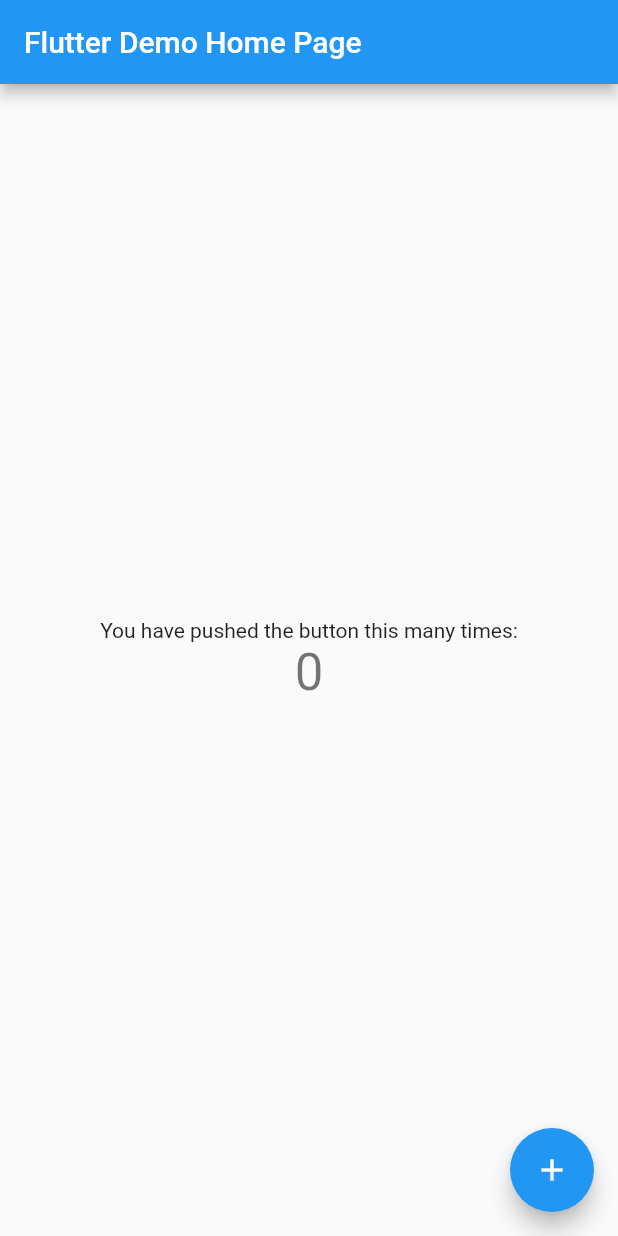
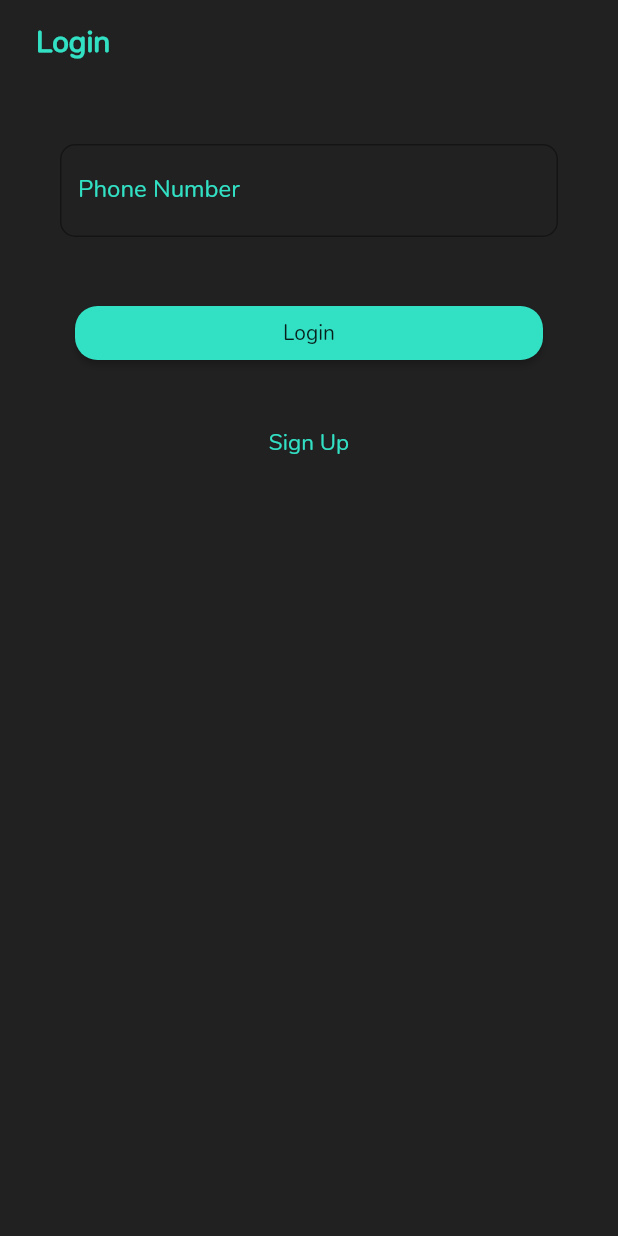
Before and after one commit to ankithans/help-me, a Flutter app: the screen it shows after launch, on a phone screen of 412 x 824 dp. Run offline on Flutter 3.47's test engine with Material 2 defaults, Android fonts, the phone set to English and light mode, and no system bars; our stand-ins replace firebase_auth, flare_flutter; missing offline and left inert: firebase; accounts and stored records are empty.

Commit message:
💄 Added Base UI

```diff
--- /dev/null
+++ b/client/helpMe/lib/constants.dart
@@ -0,0 +1,34 @@
+import 'package:flutter/material.dart';
+
+
+const api = 'https://help-mee.herokuapp.com';
+
+const backgroundColor = Color(0XFF212121);
+
+const primaryColor = Color(0XFF32e0c4);
+
+const fontColor = Color(0XFFeeeeee);
+
+AppBar titleAppbar(
+  context,
+    {@required String title,
+    List<Widget> actions,
+    bool automaticallyImplyLeading = true,
+    bool centerTitle = false,
+    Widget leading}) {
+  return AppBar(
+    backgroundColor: backgroundColor,
+    elevation: 0,
+    centerTitle: centerTitle,
+    automaticallyImplyLeading: automaticallyImplyLeading,
+    actions: actions != null ? actions : null,
+    title: Padding(
+      padding: const EdgeInsets.all(8.0),
+      child: Text(
+        "$title",
+        overflow: TextOverflow.fade,
+        style: Theme.of(context).textTheme.headline1,
+      ),
+    ),
+  );
+}
--- a/client/helpMe/lib/main.dart
+++ b/client/helpMe/lib/main.dart
@@ -1,4 +1,7 @@
 import 'package:flutter/material.dart';
+import 'package:helpMe/constants.dart';
+import 'package:helpMe/pages/auth/login/ui.dart';
+import 'package:helpMe/pages/home/ui.dart';
 
 void main() {
   runApp(MyApp());
@@ -9,109 +12,24 @@ class MyApp extends StatelessWidget {
   @override
   Widget build(BuildContext context) {
     return MaterialApp(
-      title: 'Flutter Demo',
+      debugShowCheckedModeBanner: false,
       theme: ThemeData(
-        // This is the theme of your application.
-        //
-        // Try running your application with "flutter run". You'll see the
-        // application has a blue toolbar. Then, without quitting the app, try
-        // changing the primarySwatch below to Colors.green and then invoke
-        // "hot reload" (press "r" in the console where you ran "flutter run",
-        // or simply save your changes to "hot reload" in a Flutter IDE).
-        // Notice that the counter didn't reset back to zero; the application
-        // is not restarted.
-        primarySwatch: Colors.blue,
-        // This makes the visual density adapt to the platform that you run
-        // the app on. For desktop platforms, the controls will be smaller and
-        // closer together (more dense) than on mobile platforms.
-        visualDensity: VisualDensity.adaptivePlatformDensity,
+        fontFamily: 'Nunito',
+        textTheme: TextTheme(
+          headline1: TextStyle(
+            fontFamily: 'Nunito',
+            color: primaryColor,
+            fontSize: 20.0,
+            fontWeight: FontWeight.bold
+          ),
+          bodyText1: TextStyle(
+            fontFamily: 'Nunito',
+            color: fontColor,
+            fontSize: 15.0
+          )
+        )
       ),
-      home: MyHomePage(title: 'Flutter Demo Home Page'),
+      home: LoginPage(),
     );
   }
 }
-
-class MyHomePage extends StatefulWidget {
-  MyHomePage({Key key, this.title}) : super(key: key);
-
-  // This widget is the home page of your application. It is stateful, meaning
-  // that it has a State object (defined below) that contains fields that affect
-  // how it looks.
-
-  // This class is the configuration for the state. It holds the values (in this
-  // case the title) provided by the parent (in this case the App widget) and
-  // used by the build method of the State. Fields in a Widget subclass are
-  // always marked "final".
-
-  final String title;
-
-  @override
-  _MyHomePageState createState() => _MyHomePageState();
-}
-
-class _MyHomePageState extends State<MyHomePage> {
-  int _counter = 0;
-
-  void _incrementCounter() {
-    setState(() {
-      // This call to setState tells the Flutter framework that something has
-      // changed in this State, which causes it to rerun the build method below
-      // so that the display can reflect the updated values. If we changed
-      // _counter without calling setState(), then the build method would not be
-      // called again, and so nothing would appear to happen.
-      _counter++;
-    });
-  }
-
-  @override
-  Widget build(BuildContext context) {
-    // This method is rerun every time setState is called, for instance as done
-    // by the _incrementCounter method above.
-    //
-    // The Flutter framework has been optimized to make rerunning build methods
-    // fast, so that you can just rebuild anything that needs updating rather
-    // than having to individually change instances of widgets.
-    return Scaffold(
-      appBar: AppBar(
-        // Here we take the value from the MyHomePage object that was created by
-        // the App.build method, and use it to set our appbar title.
-        title: Text(widget.title),
-      ),
-      body: Center(
-        // Center is a layout widget. It takes a single child and positions it
-        // in the middle of the parent.
-        child: Column(
-          // Column is also a layout widget. It takes a list of children and
-          // arranges them vertically. By default, it sizes itself to fit its
-          // children horizontally, and tries to be as tall as its parent.
-          //
-          // Invoke "debug painting" (press "p" in the console, choose the
-          // "Toggle Debug Paint" action from the Flutter Inspector in Android
-          // Studio, or the "Toggle Debug Paint" command in Visual Studio Code)
-          // to see the wireframe for each widget.
-          //
-          // Column has various properties to control how it sizes itself and
-          // how it positions its children. Here we use mainAxisAlignment to
-          // center the children vertically; the main axis here is the vertical
-          // axis because Columns are vertical (the cross axis would be
-          // horizontal).
-          mainAxisAlignment: MainAxisAlignment.center,
-          children: <Widget>[
-            Text(
-              'You have pushed the button this many times:',
-            ),
-            Text(
-              '$_counter',
-              style: Theme.of(context).textTheme.headline4,
-            ),
-          ],
-        ),
-      ),
-      floatingActionButton: FloatingActionButton(
-        onPressed: _incrementCounter,
-        tooltip: 'Increment',
-        child: Icon(Icons.add),
-      ), // This trailing comma makes auto-formatting nicer for build methods.
-    );
-  }
-}
--- /dev/null
+++ b/client/helpMe/lib/pages/auth/login/ui.dart
@@ -0,0 +1,87 @@
+import 'package:flutter/material.dart';
+import 'package:helpMe/constants.dart';
+import 'package:helpMe/pages/auth/signup/ui.dart';
+class LoginPage extends StatefulWidget {
+  @override
+  _LoginPageState createState() => _LoginPageState();
+}
+
+class _LoginPageState extends State<LoginPage> {
+  @override
+  Widget build(BuildContext context) {
+    return Scaffold(
+      backgroundColor: backgroundColor,
+      appBar: titleAppbar(context, title: 'Login'),
+      body: Padding(
+        padding: const EdgeInsets.all(25.0),
+        child: ListView(
+          children: [
+            Padding(
+              padding: const EdgeInsets.all(15.0),
+              child: TextField(
+                keyboardType: TextInputType.phone,
+                decoration: InputDecoration(
+                  disabledBorder: OutlineInputBorder(
+                    borderRadius: BorderRadius.circular(10.0),
+                    borderSide: BorderSide(width: 2.0, color: primaryColor),
+                  ),
+                  border: OutlineInputBorder(
+                    borderRadius: BorderRadius.circular(10.0),
+                    borderSide: BorderSide(width: 2.0, color: primaryColor),
+                  ),
+                  labelText: 'Phone Number',
+                  labelStyle: TextStyle(
+                    color: primaryColor
+                  ),
+                ),
+                style: TextStyle(
+                  color: fontColor
+                ),
+              ),
+            ),
+            // Padding(
+            //   padding: const EdgeInsets.all(15.0),
+            //   child: TextField(
+            //     keyboardType: TextInputType.name,
+            //     decoration: InputDecoration(
+            //       disabledBorder: OutlineInputBorder(
+            //         borderRadius: BorderRadius.circular(10.0),
+            //         borderSide: BorderSide(width: 2.0, color: primaryColor),
+            //       ),
+            //       border: OutlineInputBorder(
+            //         borderRadius: BorderRadius.circular(10.0),
+            //         borderSide: BorderSide(width: 2.0, color: primaryColor),
+            //       ),
+            //       labelText: 'Name',
+            //       labelStyle: TextStyle(
+            //         color: primaryColor
+            //       ),
+            //     ),
+            //     style: TextStyle(
+            //       color: fontColor
+            //     ),
+            //   ),
+            // ),
+            Padding(
+              padding: const EdgeInsets.all(25.0),
+              child: RaisedButton(
+                child: Text('Login'),
+                onPressed: (){},
+                shape: RoundedRectangleBorder(
+                  borderRadius: BorderRadius.circular(15.0),
+                ),
+                color: primaryColor,
+              ),
+            ),
+            FlatButton(
+              onPressed: (){
+                Navigator.pushReplacement(context, new MaterialPageRoute(builder: (BuildContext context) => SignUpPage()));
+              },
+              child: Text('Sign Up', style: Theme.of(context).textTheme.bodyText1.copyWith(color: primaryColor),)
+            ),
+          ],
+        ),
+      ),
+    );
+  }
+}
```
Also changed, not shown: client/helpMe/lib/pages/auth/signup/services.dart (added, +67 -0 lines), client/helpMe/lib/pages/auth/signup/ui.dart (added, +106 -0 lines), client/helpMe/lib/pages/home/ui.dart (added, +52 -0 lines), client/helpMe/lib/pages/settings/ui.dart (added, +28 -0 lines), client/helpMe/pubspec.yaml (+17 -14 lines), client/helpMe/assets/fonts/Nunito-Regular.ttf (added), client/helpMe/lib/pages/auth/login/services.dart (added), client/helpMe/lib/pages/home/bloc.dart (added), client/helpMe/pubspec.lock, 5 other files.
